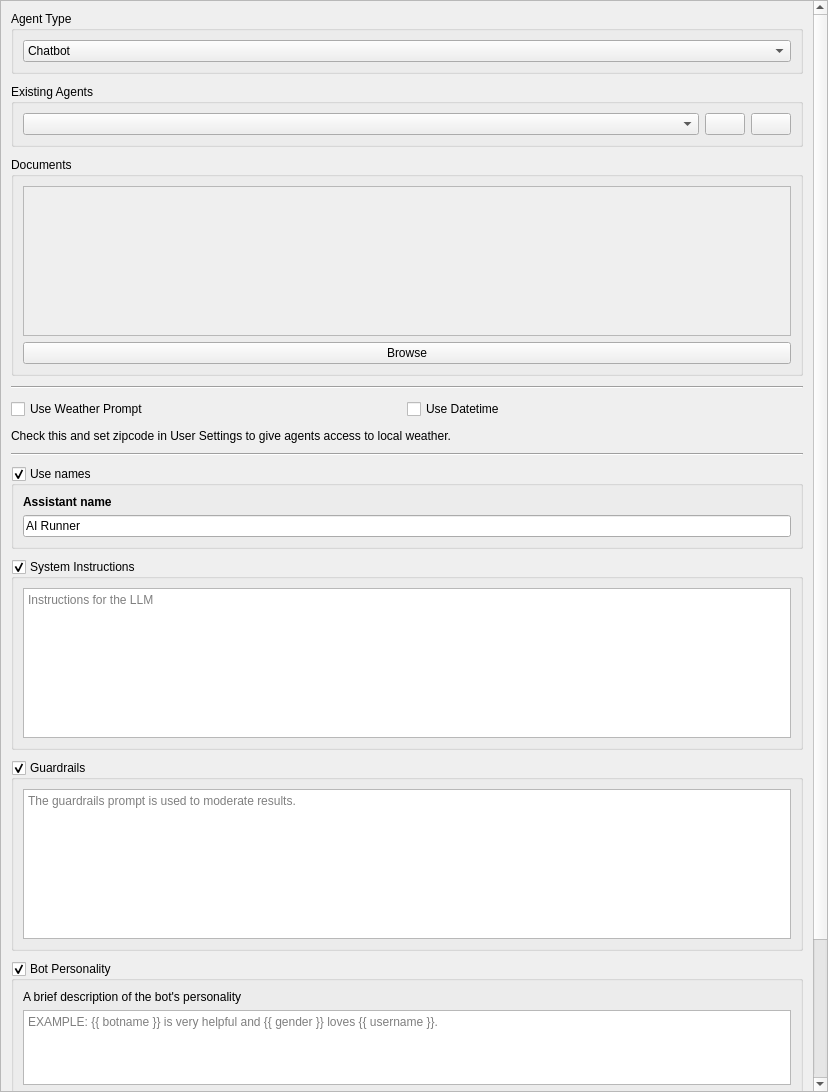
Qt form src/airunner/components/llm/gui/widgets/templates/bot_preferences.ui (Capsize-Games/airunner) before a commit.
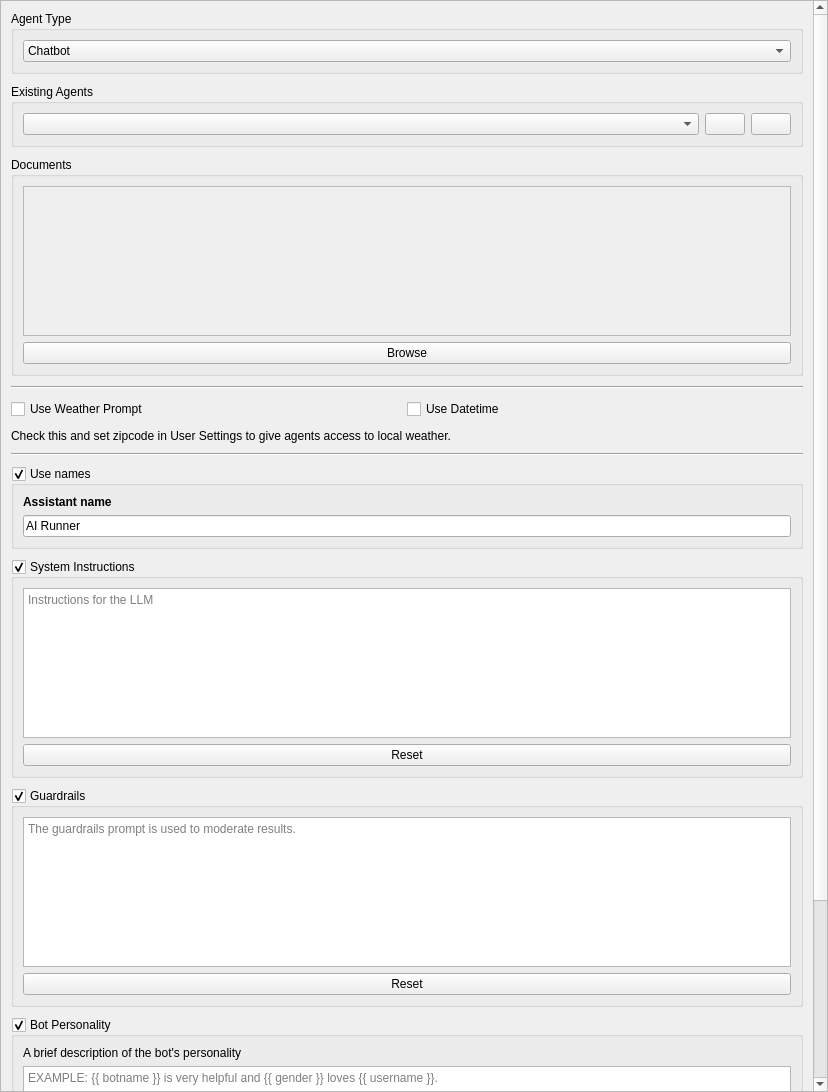
The same form after that commit. Icons and pictures are not drawn.

Commit message: add reset buttons to system prompt and guardrails in agent preferences

The edit to the form file:
```diff
--- a/src/airunner/components/llm/gui/widgets/templates/bot_preferences.ui
+++ b/src/airunner/components/llm/gui/widgets/templates/bot_preferences.ui
@@ -38,9 +38,9 @@
       <property name="geometry">
        <rect>
         <x>0</x>
-        <y>-242</y>
+        <y>-274</y>
         <width>812</width>
-        <height>1332</height>
+        <height>1396</height>
        </rect>
       </property>
       <layout class="QGridLayout" name="gridLayout">
@@ -87,6 +87,13 @@
             </property>
            </widget>
           </item>
+          <item>
+           <widget class="QPushButton" name="reset_system_instructions_button">
+            <property name="text">
+             <string>Reset</string>
+            </property>
+           </widget>
+          </item>
          </layout>
         </widget>
        </item>
@@ -355,6 +362,13 @@
             </property>
            </widget>
           </item>
+          <item>
+           <widget class="QPushButton" name="reset_guardrails_button">
+            <property name="text">
+             <string>Reset</string>
+            </property>
+           </widget>
+          </item>
          </layout>
         </widget>
        </item>
```
The commit also changes 2 other files.
